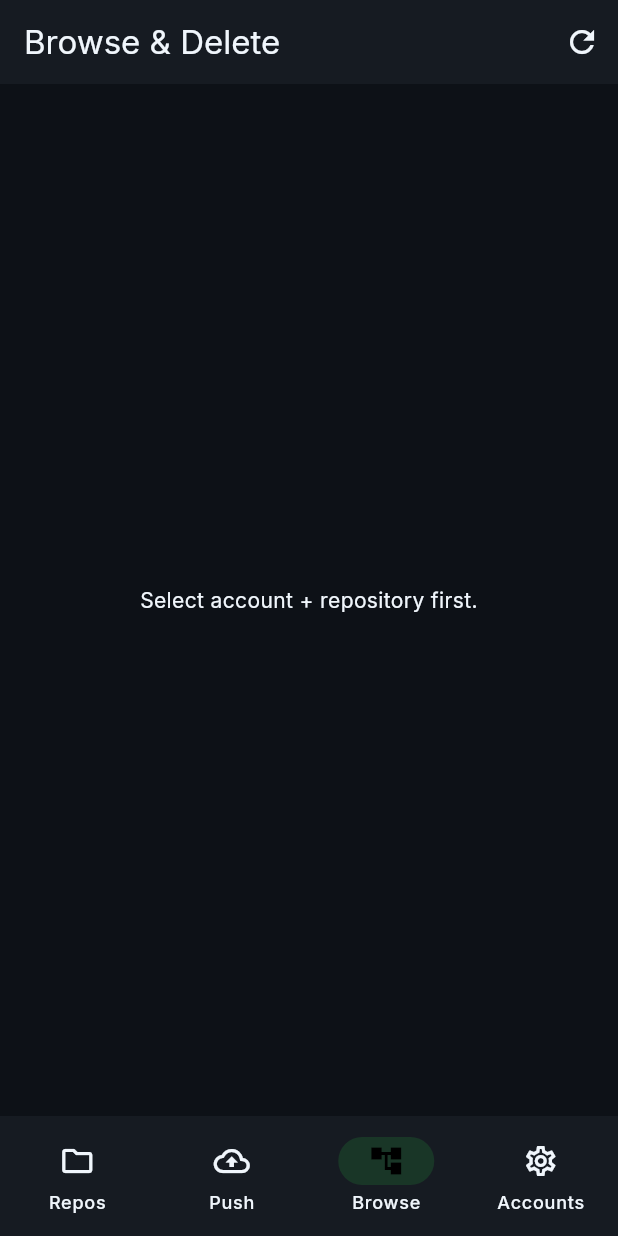
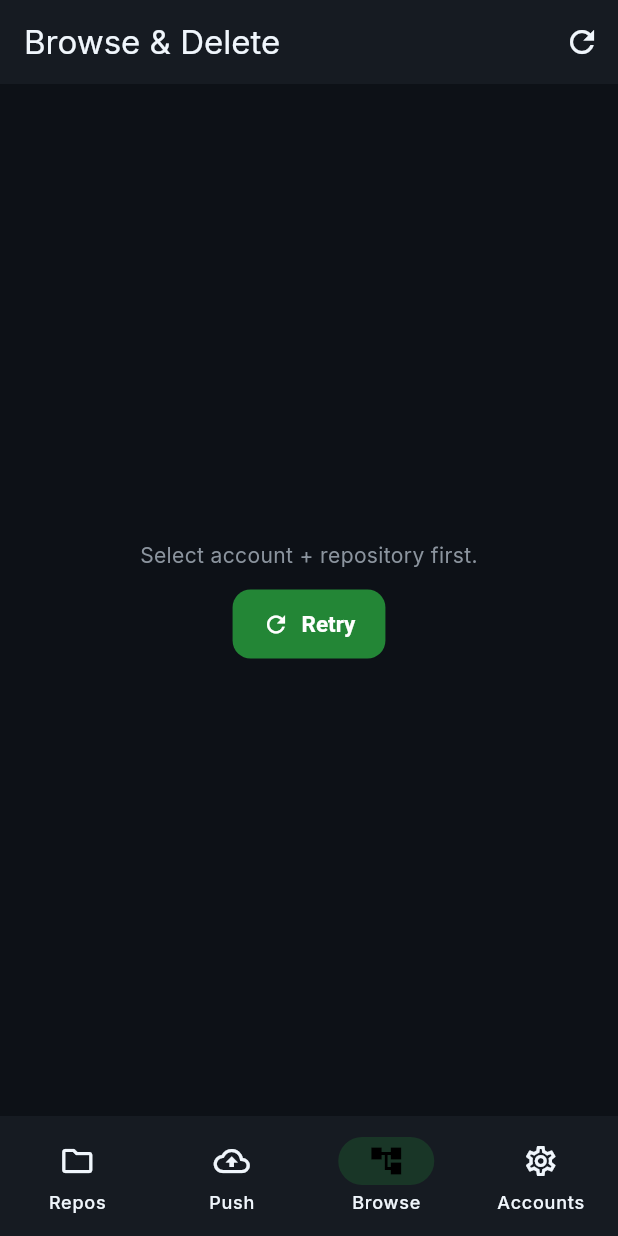
Before and after one commit to rjfahim8130-code/Git, a Flutter app: the screen it shows after launch, item 3 of the bottom bar chosen, after a tap on the "refresh" icon, on a phone screen of 412 x 824 dp. Run offline on Flutter 3.47's test engine with Material 3 defaults, Android fonts, the phone set to English and light mode, and no system bars; our stand-ins replace dio, file_picker, flutter_riverpod, flutter_secure_storage, google_fonts, shared_preferences.

Commit message:
Refactor browser screen state management and error handling

```diff
--- a/lib/features/browser/browser_screen.dart
+++ b/lib/features/browser/browser_screen.dart
@@ -13,10 +13,11 @@ class BrowserScreen extends ConsumerStatefulWidget {
 }
 
 class _BrowserScreenState extends ConsumerState<BrowserScreen> {
-  List<GhTreeItem> _items = [];
+  List<GhTreeItem> _items = const [];
   final Set<String> _selected = {};
   bool _loading = false;
   String? _error;
+  bool _deleting = false;
 
   @override
   void initState() {
@@ -28,9 +29,10 @@ class _BrowserScreenState extends ConsumerState<BrowserScreen> {
     final api = ref.read(apiProvider);
     final target = ref.read(sessionTargetProvider);
     if (api == null || target == null) {
+      if (!mounted) return;
       setState(() {
         _error = 'Select account + repository first.';
-        _items = [];
+        _items = const [];
       });
       return;
     }
@@ -48,19 +50,22 @@ class _BrowserScreenState extends ConsumerState<BrowserScreen> {
           await api.getRecursiveTree(target.owner, target.repo, treeSha);
       final blobs = items.where((e) => e.type == 'blob').toList()
         ..sort((a, b) => a.path.compareTo(b.path));
+      if (!mounted) return;
       setState(() {
         _items = blobs;
         _loading = false;
       });
     } catch (e) {
+      if (!mounted) return;
       setState(() {
         _loading = false;
-        _error = api.friendlyError(e);
+        _error = GitHubApi.friendlyError(e);
       });
     }
   }
 
   Future<void> _deleteSelected() async {
+    if (_deleting) return;
     final api = ref.read(apiProvider);
     final target = ref.read(sessionTargetProvider);
     if (api == null || target == null || _selected.isEmpty) return;
@@ -85,66 +90,79 @@ class _BrowserScreenState extends ConsumerState<BrowserScreen> {
             const SizedBox(height: 12),
             TextField(
               controller: msgCtrl,
-              decoration: const InputDecoration(labelText: 'Commit message'),
+              decoration:
+                  const InputDecoration(labelText: 'Commit message'),
             ),
           ],
         ),
         actions: [
-          TextButton(onPressed: () => Navigator.pop(ctx, false), child: const Text('Cancel')),
+          TextButton(
+            onPressed: () => Navigator.pop(ctx, false),
+            child: const Text('Cancel'),
+          ),
           TextButton(
             onPressed: () => Navigator.pop(ctx, true),
-            child: const Text('Delete', style: TextStyle(color: AppColors.danger)),
+            child: const Text(
+              'Delete',
+              style: TextStyle(color: AppColors.danger),
+            ),
           ),
         ],
       ),
     );
-    if (ok != true) return;
 
-    showDialog(
-      context: context,
-      barrierDismissible: false,
-      builder: (_) => const Center(child: CircularProgressIndicator()),
-    );
+    if (ok != true || !mounted) {
+      msgCtrl.dispose();
+      return;
+    }
+
+    final confirmedMessage = msgCtrl.text.trim().isEmpty
+        ? 'Delete files from mobile'
+        : msgCtrl.text.trim();
+    msgCtrl.dispose();
+
+    setState(() => _deleting = true);
+    _showBlockingProgress(true);
 
     try {
       await api.deletePathsSingleCommit(
         owner: target.owner,
         repo: target.repo,
         branch: target.branch,
-        message: msgCtrl.text.trim().isEmpty
-            ? 'Delete files from mobile'
-            : msgCtrl.text.trim(),
+        message: confirmedMessage,
         pathsToDelete: _selected.toList(),
       );
-      if (mounted) {
-        Navigator.pop(context);
+      if (!mounted) return;
+      _showBlockingProgress(false);
       ScaffoldMessenger.of(context).showSnackBar(
         SnackBar(content: Text('Deleted ${_selected.length} file(s)')),
       );
       await _load();
-      }
     } catch (e) {
-      if (mounted) {
-        Navigator.pop(context);
+      if (!mounted) return;
+      _showBlockingProgress(false);
       ScaffoldMessenger.of(context).showSnackBar(
-          SnackBar(content: Text(api.friendlyError(e))),
+        SnackBar(content: Text(GitHubApi.friendlyError(e))),
       );
-      }
+    } finally {
+      if (mounted) setState(() => _deleting = false);
     }
   }
 
-  @override
-  Widget build(BuildContext context) {
-    final target = ref.watch(sessionTargetProvider);
-    ref.listen(sessionTargetProvider, (_, __) => _load());
+  void _showBlockingProgress(bool show) {
+    if (!mounted) return;
+    if (show) {
+      showDialog<void>(
+        context: context,
+        barrierDismissible: false,
+        builder: (_) => const Center(child: CircularProgressIndicator()),
+      );
+    } else {
+      Navigator.of(context, rootNavigator: true).pop();
+    }
+  }
 
-    return Scaffold(
-      appBar: AppBar(
-        title: const Text('Browse & Delete'),
-        actions: [
-          if (_items.isNotEmpty)
-            TextButton(
-              onPressed: () {
+  void _toggleAll() {
     setState(() {
       if (_selected.length == _items.length) {
         _selected.clear();
@@ -154,16 +172,34 @@ class _BrowserScreenState extends ConsumerState<BrowserScreen> {
           ..addAll(_items.map((e) => e.path));
       }
     });
-              },
+  }
+
+  @override
+  Widget build(BuildContext context) {
+    final target = ref.watch(sessionTargetProvider);
+    ref.listen(sessionTargetProvider, (prev, next) {
+      if (prev != next) _load();
+    });
+
+    return Scaffold(
+      appBar: AppBar(
+        title: const Text('Browse & Delete'),
+        actions: [
+          if (_items.isNotEmpty)
+            TextButton(
+              onPressed: _toggleAll,
               child: Text(
                 _selected.length == _items.length ? 'None' : 'All',
                 style: const TextStyle(color: AppColors.accent),
               ),
             ),
-          IconButton(onPressed: _loading ? null : _load, icon: const Icon(Icons.refresh)),
+          IconButton(
+            onPressed: _loading || _deleting ? null : _load,
+            icon: const Icon(Icons.refresh),
+          ),
         ],
       ),
-      floatingActionButton: _selected.isEmpty
+      floatingActionButton: _selected.isEmpty || _deleting
           ? null
           : FloatingActionButton.extended(
               onPressed: _deleteSelected,
@@ -180,7 +216,10 @@ class _BrowserScreenState extends ConsumerState<BrowserScreen> {
                 alignment: Alignment.centerLeft,
                 child: Text(
                   '${target.fullName} · ${target.branch}',
-                  style: const TextStyle(color: AppColors.textSecondary, fontSize: 13),
+                  style: const TextStyle(
+                    color: AppColors.textSecondary,
+                    fontSize: 13,
+                  ),
                 ),
               ),
             ),
@@ -188,15 +227,36 @@ class _BrowserScreenState extends ConsumerState<BrowserScreen> {
             child: _loading
                 ? const Center(child: CircularProgressIndicator())
                 : _error != null
-                    ? Center(child: Padding(
+                    ? Center(
+                        child: Padding(
                           padding: const EdgeInsets.all(24),
-                        child: Text(_error!, textAlign: TextAlign.center),
-                      ))
+                          child: Column(
+                            mainAxisSize: MainAxisSize.min,
+                            children: [
+                              Text(
+                                _error!,
+                                textAlign: TextAlign.center,
+                                style: const TextStyle(
+                                  color: AppColors.textSecondary,
+                                ),
+                              ),
+                              const SizedBox(height: 12),
+                              ElevatedButton.icon(
+                                onPressed: _load,
+                                icon: const Icon(Icons.refresh),
+                                label: const Text('Retry'),
+                              ),
+                            ],
+                          ),
+                        ),
+                      )
                     : _items.isEmpty
                         ? const Center(
                             child: Text(
                               'No files on this branch',
-                              style: TextStyle(color: AppColors.textSecondary),
+                              style: TextStyle(
+                                color: AppColors.textSecondary,
+                              ),
                             ),
                           )
                         : ListView.builder(
@@ -204,11 +264,13 @@ class _BrowserScreenState extends ConsumerState<BrowserScreen> {
                             itemCount: _items.length,
                             itemBuilder: (_, i) {
                               final item = _items[i];
-                              final checked = _selected.contains(item.path);
+                              final checked =
+                                  _selected.contains(item.path);
                               return CheckboxListTile(
                                 value: checked,
                                 activeColor: AppColors.primary,
-                                controlAffinity: ListTileControlAffinity.leading,
+                                controlAffinity:
+                                    ListTileControlAffinity.leading,
                                 title: Text(
                                   item.path,
                                   style: const TextStyle(fontSize: 13),
@@ -222,7 +284,9 @@ class _BrowserScreenState extends ConsumerState<BrowserScreen> {
                                         ),
                                       )
                                     : null,
-                                onChanged: (v) {
+                                onChanged: _deleting
+                                    ? null
+                                    : (v) {
                                         setState(() {
                                           if (v == true) {
                                             _selected.add(item.path);
```
Lines whose indentation alone changed are shown as unchanged.
